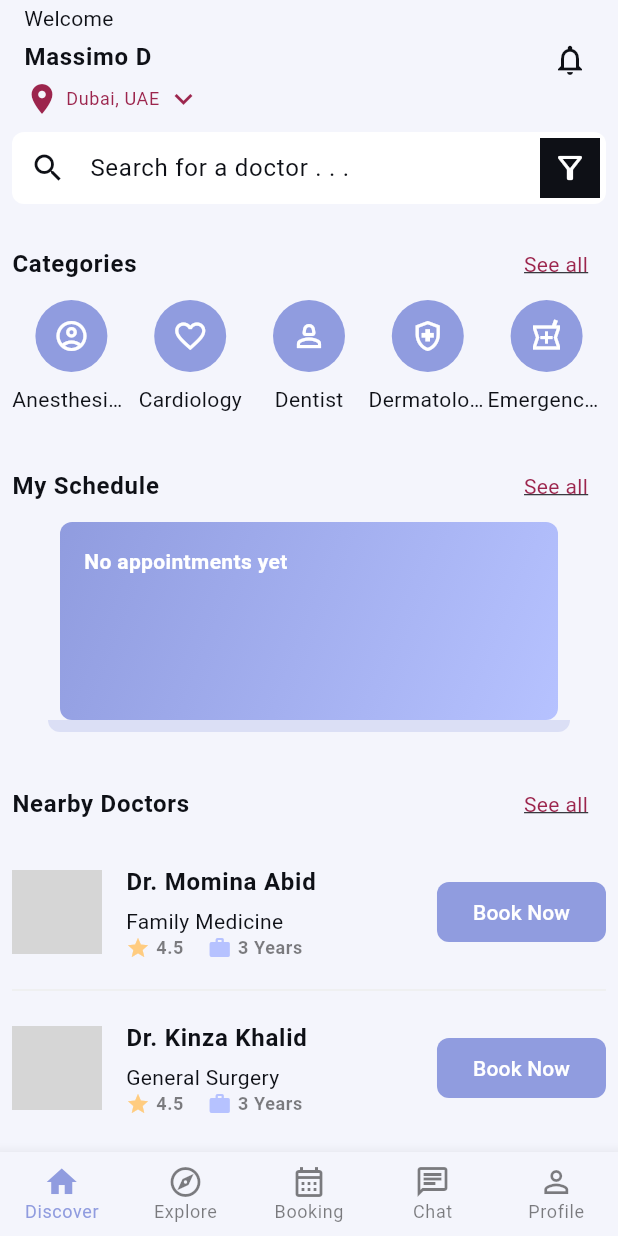
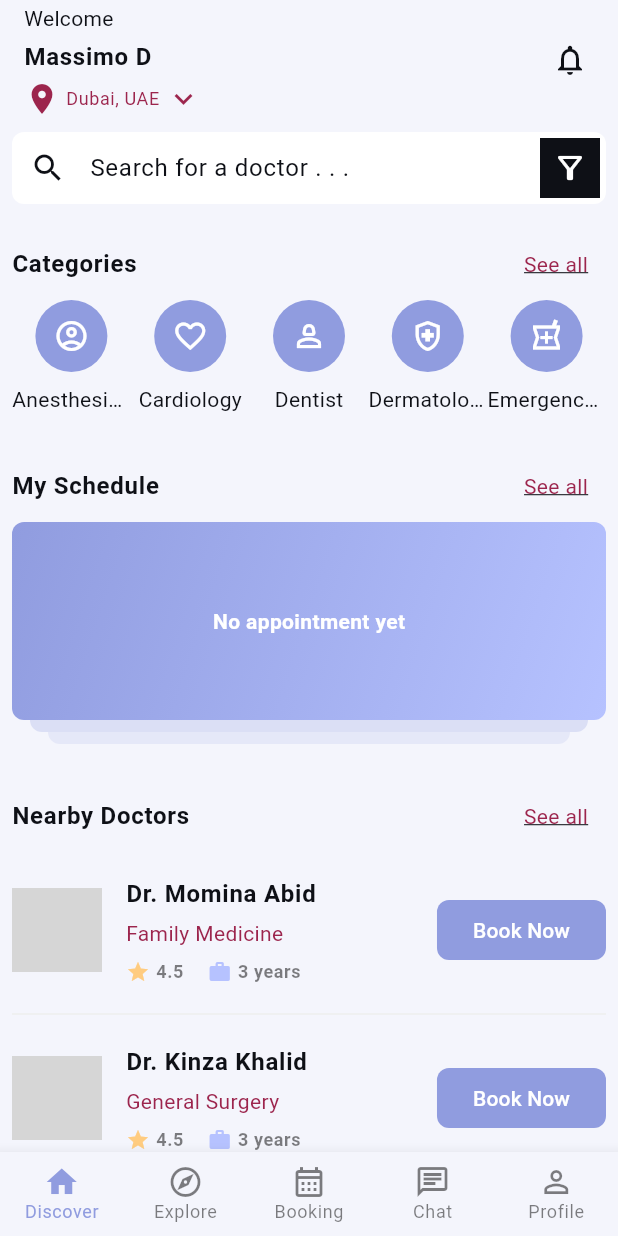
Before and after one commit to hafsaabidsaeed/Doctor-Booking-App, a Flutter app: the screen it shows after launch, on a phone screen of 412 x 824 dp. Run offline on Flutter 3.47's test engine with Material 3 defaults, Android fonts, the phone set to English and light mode, and no system bars; our stand-ins replace equatable, flutter_bloc, google_fonts, google_maps_flutter; network calls fail; statements that could not run were skipped; grey boxes are pictures that could not be loaded.

Commit message:
Doctor List
Designed Doctors list

```diff
--- a/lib/shared/widgets/cards/appointment_preview_card.dart
+++ b/lib/shared/widgets/cards/appointment_preview_card.dart
@@ -1,58 +1,71 @@
-import 'package:flutter/cupertino.dart';
 import 'package:flutter/material.dart';
 
 class AppointmentPreviewCard extends StatelessWidget {
-  const AppointmentPreviewCard({super.key});
+  const AppointmentPreviewCard({
+    super.key,
+    this.appointment,
+  });
+
+  // TODO: Create the Appointment class
+  final dynamic appointment;
 
   @override
   Widget build(BuildContext context) {
-
     final textTheme = Theme.of(context).textTheme;
-    final coloScheme = Theme.of(context).colorScheme;
+    final colorScheme = Theme.of(context).colorScheme;
 
     return Column(
       children: [
         Container(
-          padding: EdgeInsets.all(16),
+          padding: EdgeInsets.all(16.0),
           decoration: BoxDecoration(
-            borderRadius: BorderRadius.circular(8),
+            borderRadius: BorderRadius.circular(8.0),
             gradient: LinearGradient(
               begin: Alignment.topLeft,
-                end: Alignment.bottomRight,
-                colors: [
-                  coloScheme.primary,
-                  coloScheme.tertiary,
-                ],
+              end: Alignment.bottomRight,
+              colors: [
+                colorScheme.primary,
+                colorScheme.tertiary,
+              ],
             ),
           ),
-          child:  Column(
+          child: Column(
             children: [
               SizedBox(
-                height:100,
-                width: 300,
-                child: Text('No appointments yet',
-                style:textTheme.bodyMedium!.copyWith(
-                  color:  Colors.white,
-                  fontWeight: FontWeight.bold,
-                ) ,
+                height: 100,
+                child: Center(
+                  child: Text(
+                    'No appointment yet',
+                    style: textTheme.bodyMedium!.copyWith(
+                      color: Colors.white,
+                      fontWeight: FontWeight.bold,
+                    ),
+                  ),
                 ),
               )
             ],
           ),
         ),
-
         Container(
-          height: 8,
-          margin: const EdgeInsets.symmetric(horizontal: 24),
+          height: 8.0,
+          margin: const EdgeInsets.symmetric(horizontal: 12.0),
           decoration: BoxDecoration(
-              color: coloScheme.primary.withOpacity(0.25),
-            borderRadius: BorderRadius.vertical(bottom: Radius.circular(8))
-
-
+            color: colorScheme.primary.withOpacity(0.25),
+            borderRadius: const BorderRadius.vertical(
+              bottom: Radius.circular(8.0),
             ),
           ),
-
-
+        ),
+        Container(
+          height: 8.0,
+          margin: const EdgeInsets.symmetric(horizontal: 24.0),
+          decoration: BoxDecoration(
+            color: colorScheme.primary.withOpacity(0.15),
+            borderRadius: const BorderRadius.vertical(
+              bottom: Radius.circular(8.0),
+            ),
+          ),
+        ),
       ],
     );
   }
--- a/lib/shared/widgets/list_tiles/doctor_list_tile.dart
+++ b/lib/shared/widgets/list_tiles/doctor_list_tile.dart
@@ -1,42 +1,58 @@
+import 'package:doctor_app/screens/doctor_details_screen.dart';
 import 'package:flutter/cupertino.dart';
 import 'package:flutter/material.dart';
 import 'package:models/models.dart';
 
 class DoctorListTile extends StatelessWidget {
-  const DoctorListTile({super.key,
-  required this.doctor,
+  const DoctorListTile({
+    super.key,
+    required this.doctor,
   });
 
   final Doctor doctor;
+
   @override
   Widget build(BuildContext context) {
-
     final textTheme = Theme.of(context).textTheme;
     final colorScheme = Theme.of(context).colorScheme;
-
     return ListTile(
-      onTap: () {},
+      // Add navigation
+      onTap: () {
+        Navigator.push(
+          context,
+          MaterialPageRoute(
+            builder: (context) {
+              return DoctorDetailsScreen(doctorId: doctor.id);
+            },
+          ),
+        );
+      },
       contentPadding: EdgeInsets.zero,
       leading: CircleAvatar(
-        radius:  30,
+        radius: 30.0,
         backgroundColor: colorScheme.background,
         backgroundImage: NetworkImage(doctor.profileImageUrl),
       ),
-      title:  Text(
+      title: Text(
         doctor.name,
         style: textTheme.bodyLarge!.copyWith(fontWeight: FontWeight.bold),
       ),
       subtitle: Column(
         crossAxisAlignment: CrossAxisAlignment.start,
         children: [
-          SizedBox(height: 4,),
-          Text(doctor.category.name,
-          style: textTheme.bodyMedium,
+          SizedBox(height: 4.0),
+          Text(
+            doctor.category.name,
+            style: textTheme.bodyMedium!.copyWith(
+              color: colorScheme.secondary,
+            ),
           ),
+          const SizedBox(height: 8.0),
           Row(
             children: [
-              Icon(Icons.star, color: const Color.fromRGBO(255, 204, 128,1), size: 16,),
-              const SizedBox(width: 4,),
+              Icon(Icons.star,
+                  color: const Color.fromRGBO(255, 204, 128, 1), size: 16),
+              const SizedBox(width: 4.0),
               Text(
                 doctor.rating.toString(),
                 style: textTheme.bodySmall!.copyWith(
@@ -44,22 +60,24 @@ class DoctorListTile extends StatelessWidget {
                   fontWeight: FontWeight.bold,
                 ),
               ),
-              const SizedBox(width:  16,),
-              Icon(Icons.work, color: colorScheme.tertiary, size: 16,),
-              const SizedBox(width: 4,),
+              const SizedBox(width: 16),
+              Icon(Icons.work, color: colorScheme.tertiary, size: 16),
+              const SizedBox(width: 4),
               Text(
-                '3 Years',
-                style:  textTheme.bodySmall!.copyWith(
-                  color: colorScheme.onBackground.withOpacity(0.5),
-                  fontWeight:  FontWeight.bold,
+                '3 years',
+                style: textTheme.bodySmall!.copyWith(
+                  color: colorScheme.onBackground.withOpacity(.5),
+                  fontWeight: FontWeight.bold,
                 ),
               ),
             ],
-          )
+          ),
         ],
-      ) ,
-      trailing: FilledButton(onPressed: () {}, child: const Text('Book Now'),),
+      ),
+      trailing: FilledButton(
+        onPressed: () {},
+        child: const Text('Book Now'),
+      ),
     );
-
   }
 }
--- /dev/null
+++ b/lib/state/home/_event.dart
@@ -0,0 +1,12 @@
+part of '_bloc.dart';
+
+@immutable
+sealed class HomeEvent extends Equatable {
+  const HomeEvent();
+
+  @override
+  List<Object> get props => [];
+
+}
+
+class LoadHomeEvent extends HomeEvent{}
```
Also changed, not shown: lib/shared/widgets/buttons/app_icon_button.dart (added, +32 -0 lines), lib/shared/widgets/cards/doctor_card.dart (added, +187 -0 lines).
